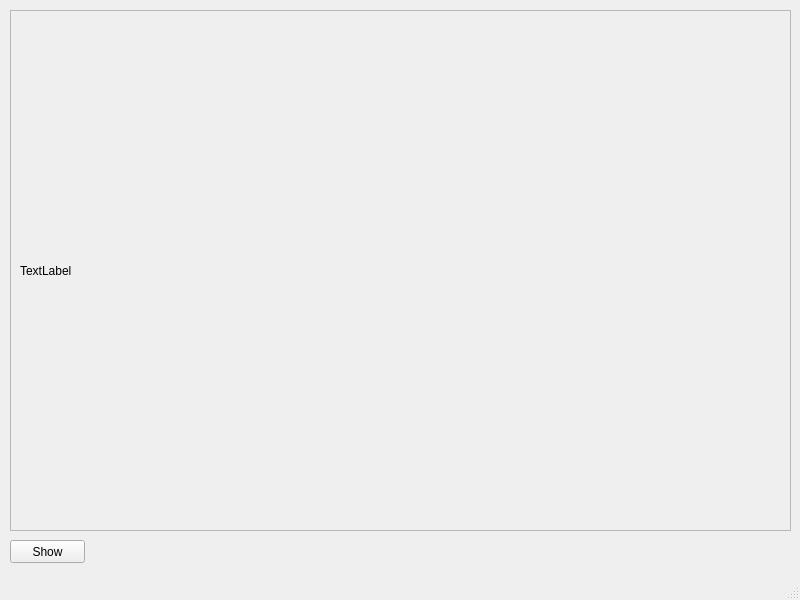
Old version of the form python/gui/img_view_gui.ui in the repository slaash/scripts.
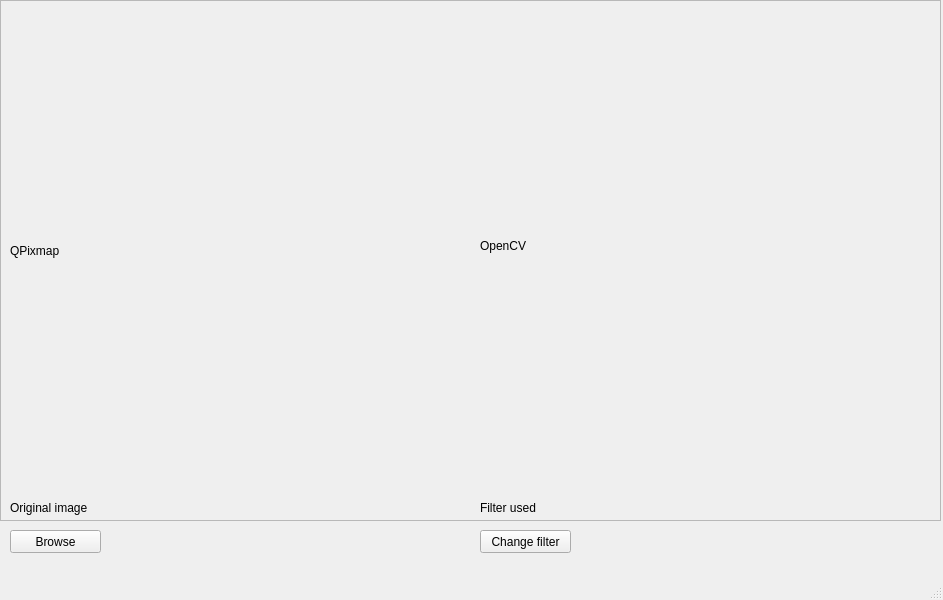
New version of the form.

Diff of the .ui file:
```diff
--- a/python/gui/img_view_gui.ui
+++ b/python/gui/img_view_gui.ui
@@ -6,7 +6,7 @@
    <rect>
     <x>0</x>
     <y>0</y>
-    <width>800</width>
+    <width>943</width>
     <height>600</height>
    </rect>
   </property>
@@ -18,21 +18,21 @@
     <property name="geometry">
      <rect>
       <x>10</x>
-      <y>540</y>
-      <width>75</width>
+      <y>530</y>
+      <width>91</width>
       <height>23</height>
      </rect>
     </property>
     <property name="text">
-     <string>Show</string>
+     <string>Browse</string>
     </property>
    </widget>
    <widget class="QFrame" name="frame">
     <property name="geometry">
      <rect>
-      <x>10</x>
-      <y>10</y>
-      <width>781</width>
+      <x>0</x>
+      <y>0</y>
+      <width>941</width>
       <height>521</height>
      </rect>
     </property>
@@ -47,20 +47,78 @@
       <rect>
        <x>10</x>
        <y>10</y>
-       <width>761</width>
-       <height>501</height>
+       <width>451</width>
+       <height>481</height>
       </rect>
      </property>
      <property name="minimumSize">
       <size>
-       <width>501</width>
+       <width>0</width>
        <height>0</height>
       </size>
      </property>
      <property name="text">
-      <string>TextLabel</string>
+      <string>QPixmap</string>
      </property>
     </widget>
+    <widget class="QLabel" name="label_2">
+     <property name="geometry">
+      <rect>
+       <x>480</x>
+       <y>0</y>
+       <width>451</width>
+       <height>491</height>
+      </rect>
+     </property>
+     <property name="minimumSize">
+      <size>
+       <width>0</width>
+       <height>0</height>
+      </size>
+     </property>
+     <property name="text">
+      <string>OpenCV</string>
+     </property>
+    </widget>
+    <widget class="QLabel" name="label_3">
+     <property name="geometry">
+      <rect>
+       <x>10</x>
+       <y>500</y>
+       <width>451</width>
+       <height>16</height>
+      </rect>
+     </property>
+     <property name="text">
+      <string>Original image</string>
+     </property>
+    </widget>
+    <widget class="QLabel" name="label_4">
+     <property name="geometry">
+      <rect>
+       <x>480</x>
+       <y>500</y>
+       <width>451</width>
+       <height>16</height>
+      </rect>
+     </property>
+     <property name="text">
+      <string>Filter used</string>
+     </property>
+    </widget>
+   </widget>
+   <widget class="QPushButton" name="pushButton_2">
+    <property name="geometry">
+     <rect>
+      <x>480</x>
+      <y>530</y>
+      <width>91</width>
+      <height>23</height>
+     </rect>
+    </property>
+    <property name="text">
+     <string>Change filter</string>
+    </property>
    </widget>
   </widget>
   <widget class="QMenuBar" name="menubar">
```
Left out of the diff: 2 changed lines with no effect on the pictures.
